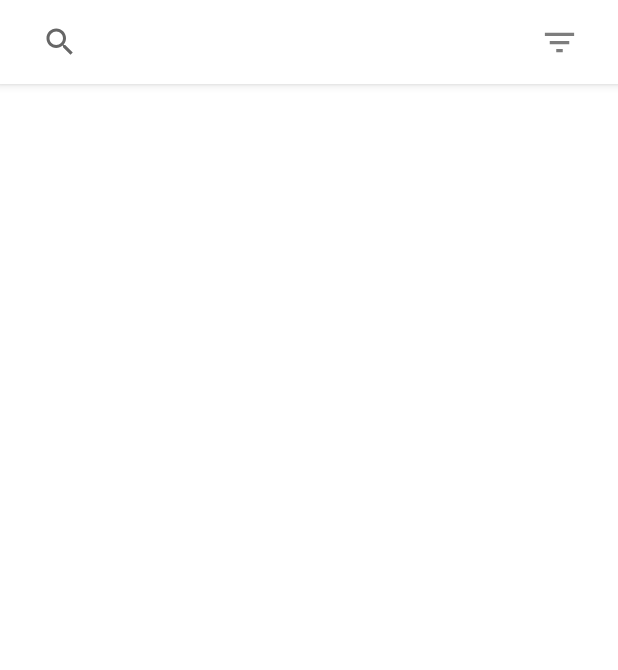
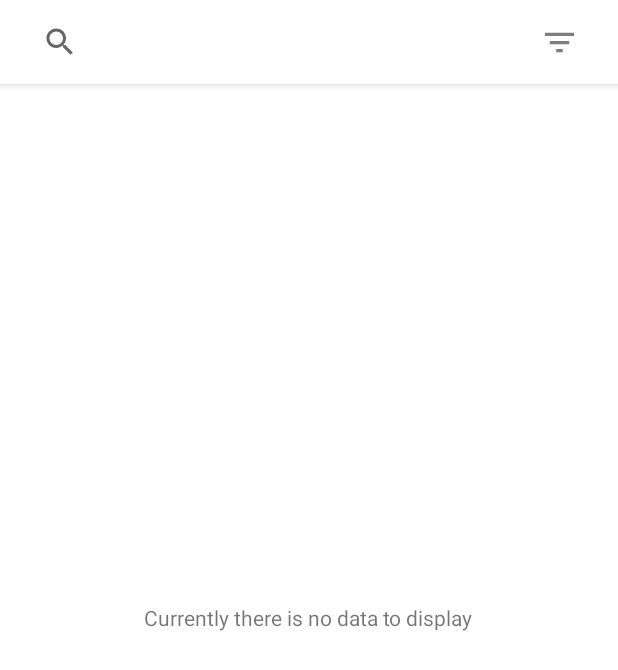
Before and after one commit to IgorResetic/github-task, an Android app: the screen it shows after launch (MainActivity), on a phone screen of 412 x 824 dp. Shown: the top 670 px of the screen. Run offline under Robolectric (Android 15) with nearby library versions, the phone set to English and light mode, and no system bars; our stand-ins replace Dagger/Hilt's generated code, Room's generated code, data binding; libraries missing offline, so code that uses them is left out: androidx.hilt.lifecycle, com.afollestad.materialdialogs; Roboto replaces fonts that are not available here.

Commit message:
Add message whene there is no data to display
Add "There is no data to display" message to the Search Fragment
whene there is no data to display in RW

```diff
--- a/app/src/main/res/layout/fragment_search.xml
+++ b/app/src/main/res/layout/fragment_search.xml
@@ -8,7 +8,6 @@
             name="viewModel"
             type="com.example.githubtask.ui.search.SearchViewModel" />
     </data>
-
 
     <androidx.coordinatorlayout.widget.CoordinatorLayout
         android:id="@+id/cl_search_root"
@@ -34,6 +33,13 @@
             android:visibility="gone"
             android:layout_gravity="center" />
 
+        <TextView
+            android:id="@+id/tw_no_data_to_display"
+            android:layout_width="wrap_content"
+            android:layout_height="wrap_content"
+            android:layout_gravity="center"
+            android:text="@string/search_fragment_no_data"/>
+
         <androidx.recyclerview.widget.RecyclerView
             android:layout_width="match_parent"
             android:layout_height="wrap_content"
--- a/app/src/main/res/values/strings.xml
+++ b/app/src/main/res/values/strings.xml
@@ -4,6 +4,7 @@
 
     <!-- Search Fragment Start -->
     <string name="search_fragment_hint">Search</string>
+    <string name="search_fragment_no_data">Currently there is no data to display</string>
     <!-- Search Fragment End -->
 
     <!--User Detail Fragment Start -->
```
Also changed, not shown: app/src/main/java/com/example/githubtask/ui/search/SearchFragment.kt (+14 -5 lines).
